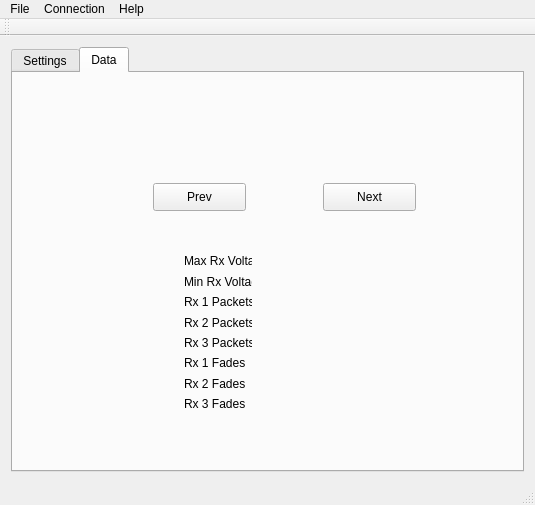
The window that client/Rx12Client/mainwindow.ui (bemcgarvey/RX12) describes before a commit, drawn with Qt 5.
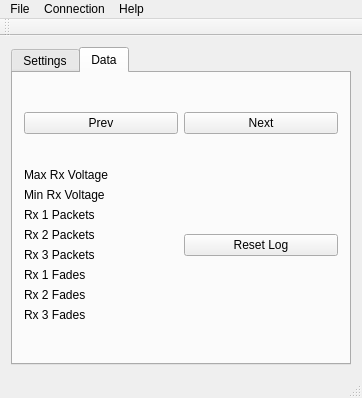
The same window after the commit. The open tabs and pages were chosen to show the change.

Commit message: Added Reset Log button

Patch:
```diff
--- a/client/Rx12Client/mainwindow.ui
+++ b/client/Rx12Client/mainwindow.ui
@@ -6,8 +6,8 @@
    <rect>
     <x>0</x>
     <y>0</y>
-    <width>535</width>
-    <height>505</height>
+    <width>362</width>
+    <height>398</height>
    </rect>
   </property>
   <property name="windowTitle">
@@ -251,41 +251,22 @@
        <attribute name="title">
         <string>Data</string>
        </attribute>
+       <layout class="QGridLayout" name="gridLayout">
+        <item row="0" column="0">
        <widget class="QPushButton" name="pushButton">
-        <property name="geometry">
-         <rect>
-          <x>140</x>
-          <y>110</y>
-          <width>93</width>
-          <height>28</height>
-         </rect>
-        </property>
         <property name="text">
          <string>Prev</string>
         </property>
        </widget>
+        </item>
+        <item row="0" column="1">
        <widget class="QPushButton" name="pushButton_2">
-        <property name="geometry">
-         <rect>
-          <x>310</x>
-          <y>110</y>
-          <width>93</width>
-          <height>28</height>
-         </rect>
-        </property>
         <property name="text">
          <string>Next</string>
         </property>
        </widget>
-       <widget class="QWidget" name="layoutWidget">
-        <property name="geometry">
-         <rect>
-          <x>160</x>
-          <y>170</y>
-          <width>90</width>
-          <height>179</height>
-         </rect>
-        </property>
+        </item>
+        <item row="1" column="0">
         <layout class="QVBoxLayout" name="verticalLayout_2">
          <item>
           <widget class="QLabel" name="label">
@@ -344,7 +325,15 @@
           </widget>
          </item>
         </layout>
-       </widget>
+        </item>
+        <item row="1" column="1">
+         <widget class="QPushButton" name="resetLogButton">
+          <property name="text">
+           <string>Reset Log</string>
+          </property>
+         </widget>
+        </item>
+       </layout>
       </widget>
      </widget>
     </item>
@@ -355,7 +344,7 @@
     <rect>
      <x>0</x>
      <y>0</y>
-     <width>535</width>
+     <width>362</width>
      <height>26</height>
     </rect>
    </property>
```
Lines whose indentation alone changed are shown as unchanged. The commit also changes 2 other files.
